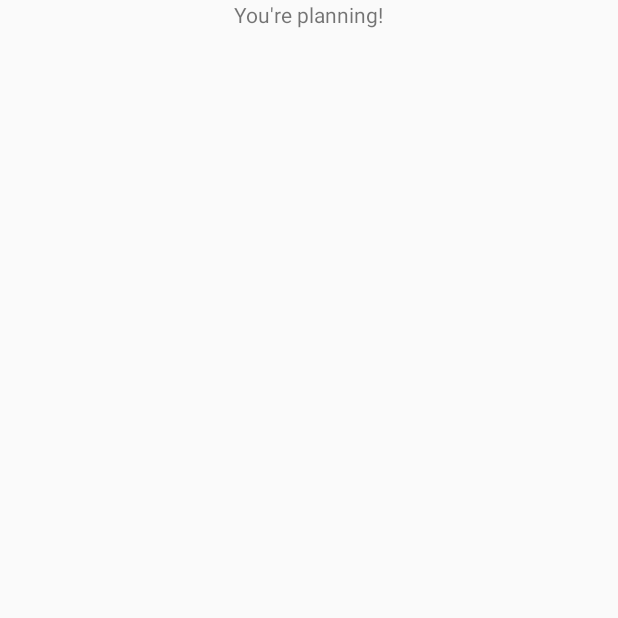
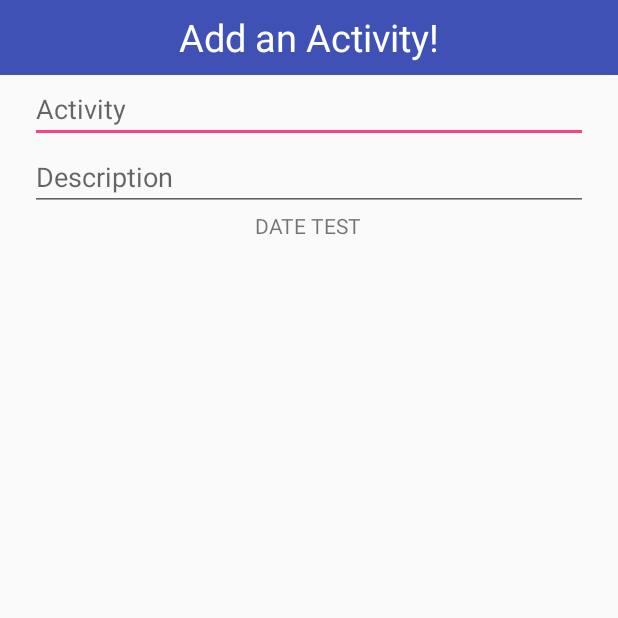
Before and after one commit to JasonCentral/SkillVow, an Android app: the PlanActivity screen opened directly, with no data from a screen before it, on a phone screen of 412 x 824 dp, the top half of it. Before the commit the part shown is almost empty. Run offline under Robolectric (Android 15) with nearby library versions, the phone set to English and light mode, and no system bars.

Commit message:
Added template to pick dates when adding to plan

```diff
--- /dev/null
+++ b/app/src/main/java/com/visionvow/skillvow/SmallFragments/DatePicker.java
@@ -0,0 +1,24 @@
+package com.visionvow.skillvow.SmallFragments;
+
+import android.app.Fragment;
+import android.os.Bundle;
+import android.support.annotation.Nullable;
+import android.view.LayoutInflater;
+import android.view.View;
+import android.view.ViewGroup;
+
+import com.visionvow.skillvow.R;
+
+public class DatePicker extends Fragment{
+    View view;
+
+    public DatePicker() {
+    }
+
+    @Nullable
+    @Override
+    public View onCreateView(LayoutInflater inflater, @Nullable ViewGroup container, @Nullable Bundle savedInstanceState) {
+        view = inflater.inflate(R.layout.date_picker_fragment, container, false);
+        return view;
+    }
+}
--- a/app/src/main/res/layout/add_plan_activity.xml
+++ b/app/src/main/res/layout/add_plan_activity.xml
@@ -4,9 +4,44 @@
     android:layout_height="match_parent"
     android:orientation="vertical">
 
-    <TextView
-        android:layout_width="wrap_content"
+    <FrameLayout
+        android:layout_width="match_parent"
         android:layout_height="wrap_content"
-        android:layout_gravity="center"
-        android:text="You're planning!"/>
+        android:layout_gravity="center">
+        <TextView
+            android:layout_width="match_parent"
+            android:layout_height="50dp"
+            android:background="@color/colorPrimary" />
+        <TextView
+            android:layout_width="wrap_content"
+            android:layout_height="wrap_content"
+            android:layout_gravity="center"
+            android:text="Add an Activity!"
+            android:textColor="@color/titleTextColor"
+            android:textSize="25sp" />
+    </FrameLayout>
+
+    <EditText
+        android:id="@+id/activity_text_field"
+        android:layout_width="match_parent"
+        android:layout_height="wrap_content"
+        android:layout_marginEnd="20dp"
+        android:layout_marginStart="20dp"
+        android:hint="Activity"/>
+
+    <EditText
+        android:id="@+id/description_text_field"
+        android:layout_width="match_parent"
+        android:layout_height="wrap_content"
+        android:layout_marginEnd="20dp"
+        android:layout_marginStart="20dp"
+        android:hint="Description"/>
+
+
+    <fragment
+        android:id="@+id/plan_date_fragment"
+        android:name="com.visionvow.skillvow.SmallFragments.DatePicker"
+        android:layout_width="match_parent"
+        android:layout_height="wrap_content" />
+
 </LinearLayout>
--- /dev/null
+++ b/app/src/main/res/layout/date_picker_fragment.xml
@@ -0,0 +1,13 @@
+<?xml version="1.0" encoding="utf-8"?>
+<LinearLayout
+    xmlns:android="http://schemas.android.com/apk/res/android" android:layout_width="match_parent"
+    android:layout_height="match_parent"
+    android:orientation="vertical">
+
+    <TextView
+        android:layout_width="wrap_content"
+        android:layout_height="wrap_content"
+        android:layout_gravity="center"
+        android:text="DATE TEST"/>
+
+</LinearLayout>
--- a/app/src/main/res/values/colors.xml
+++ b/app/src/main/res/values/colors.xml
@@ -7,4 +7,5 @@
     <color name="tabText">#000000</color>
     <color name="tabIndicator">#f0a91d32</color>
     <color name="plusColor">#86f187</color>
+    <color name="titleTextColor">#ffffff</color>
 </resources>
```
